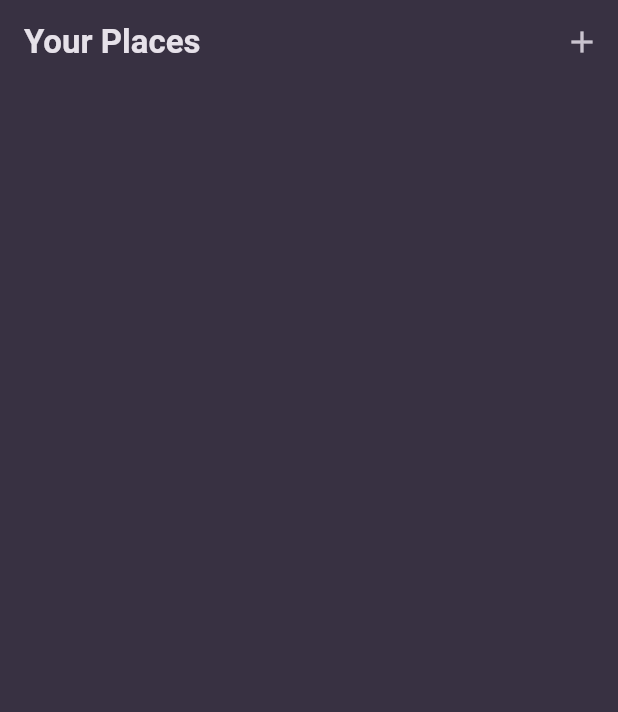
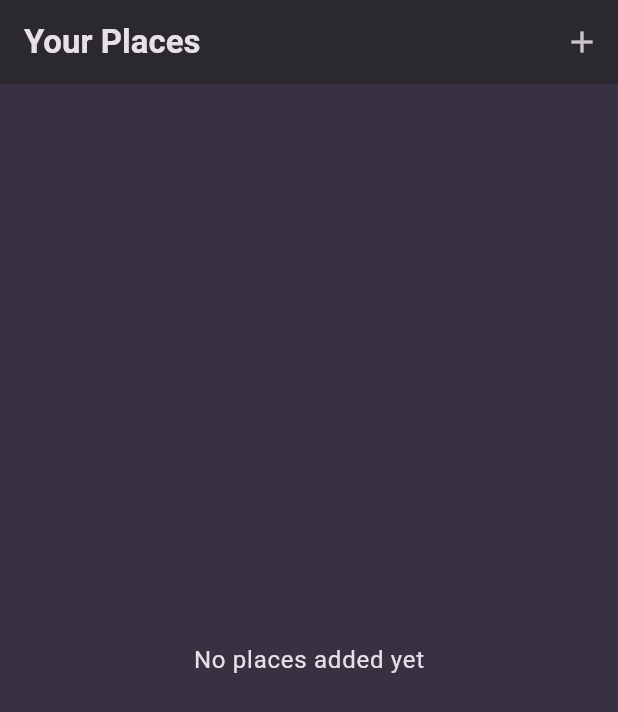
Before and after one commit to salvatoresalanitro/favorite_places_app, a Flutter app: the screen it shows after launch, on a phone screen of 412 x 824 dp. Shown: the top 712 px of the screen. Run offline on Flutter 3.47's test engine with Material 3 defaults, Android fonts, the phone set to English and light mode, and no system bars; our stand-ins replace google_fonts.

Commit message:
add new file and do refactore with position of the files

```diff
--- a/lib/main.dart
+++ b/lib/main.dart
@@ -1,4 +1,4 @@
-import 'package:favorite_places_app/widgets/places_screen.dart';
+import 'package:favorite_places_app/screens/places.dart';
 import 'package:flutter/material.dart';
 
 import 'package:google_fonts/google_fonts.dart';
@@ -39,7 +39,7 @@ class MyApp extends StatelessWidget {
     return MaterialApp(
       title: 'Great Places',
       theme: theme,
-      home: PlacesScreen(),
+      home: const Places(),
     );
   }
 }
--- /dev/null
+++ b/lib/screens/places.dart
@@ -0,0 +1,50 @@
+import 'package:favorite_places_app/models/place.dart';
+import 'package:favorite_places_app/screens/add_place.dart';
+import 'package:favorite_places_app/widgets/places_list.dart';
+import 'package:flutter/material.dart';
+
+class Places extends StatefulWidget {
+  const Places({super.key});
+
+  @override
+  State<Places> createState() => _PlacesState();
+}
+
+class _PlacesState extends State<Places> {
+  final List<Place> _places = [];
+
+  void _addNewPlace() async {
+    final newPlace = await Navigator.push(
+      context,
+      MaterialPageRoute(builder: (ctx) => AddPlace()),
+    );
+
+    if (newPlace == null) {
+      return;
+    }
+
+    setState(() {
+      _places.add(newPlace);
+    });
+  }
+
+  @override
+  Widget build(BuildContext context) {
+    return Scaffold(
+      appBar: AppBar(
+        title: Text('Your Places'),
+        backgroundColor: Theme.of(context).appBarTheme
+            .copyWith(
+              backgroundColor: Theme.of(
+                context,
+              ).colorScheme.surfaceContainerHigh,
+            )
+            .backgroundColor,
+        actions: [
+          IconButton(onPressed: _addNewPlace, icon: Icon(Icons.add)),
+        ],
+      ),
+      body: PlacesList(places: _places),
+    );
+  }
+}
--- /dev/null
+++ b/lib/widgets/places_list.dart
@@ -0,0 +1,34 @@
+import 'package:favorite_places_app/models/place.dart';
+import 'package:flutter/material.dart';
+
+class PlacesList extends StatelessWidget {
+  const PlacesList({super.key, required this.places});
+  final List<Place> places;
+
+  @override
+  Widget build(BuildContext context) {
+    if (places.isEmpty) {
+      return Center(
+        child: Text(
+          'No places added yet',
+          style: Theme.of(context).textTheme.bodyLarge!.copyWith(
+            color: Theme.of(context).colorScheme.onSurface,
+          ),
+        ),
+      );
+    }
+
+    return ListView.builder(
+      itemCount: places.length,
+      itemBuilder: (ctx, index) => ListTile(
+        title: Text(
+          places[index].title,
+          style: Theme.of(context).textTheme.titleMedium!.copyWith(
+            color: Theme.of(context).colorScheme.onSurface,
+          ),
+        ),
+        onTap: () {},
+      ),
+    );
+  }
+}
--- a/lib/widgets/places_screen.dart
+++ /dev/null
@@ -1,47 +0,0 @@
-import 'package:favorite_places_app/models/place.dart';
-import 'package:favorite_places_app/widgets/new_place_item.dart';
-import 'package:flutter/material.dart';
-
-class PlacesScreen extends StatefulWidget {
-  const PlacesScreen({super.key});
-
-  @override
-  State<PlacesScreen> createState() => _PlacesScreenState();
-}
-
-class _PlacesScreenState extends State<PlacesScreen> {
-  final List<Place> _places = [];
-
-  void _addNewPlace() async {
-    final newPlace = await Navigator.push(
-      context,
-      MaterialPageRoute(builder: (ctx) => NewPlaceitem()),
-    );
-
-    if (newPlace == null) {
-      return;
-    }
-
-    setState(() {
-      _places.add(newPlace);
-    });
-  }
-
-  @override
-  Widget build(BuildContext context) {
-    return Scaffold(
-      appBar: AppBar(
-        title: Text('Your Places'),
-        actions: [
-          IconButton(onPressed: _addNewPlace, icon: Icon(Icons.add)),
-        ],
-      ),
-      body: ListView.builder(
-        itemCount: _places.length,
-        itemBuilder: (ctx, index) => ListTile(
-          title: Text(_places[index].title),
-        )
-      ),
-    );
-  }
-}
```
Also changed, not shown: lib/screens/add_place.dart (added, +55 -0 lines), lib/screens/place_detail.dart (added, +12 -0 lines), lib/widgets/new_place_item.dart (deleted, +0 -47 lines).
